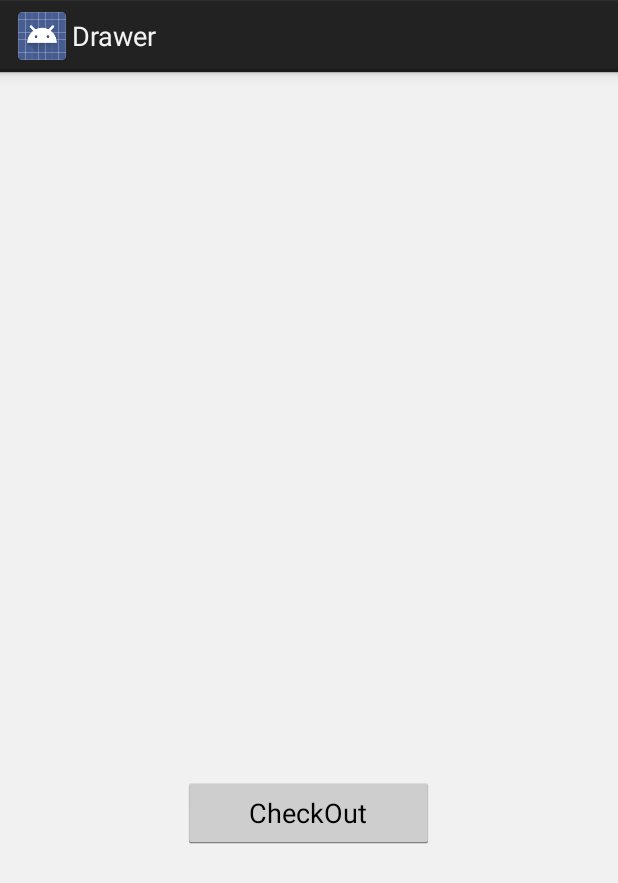
After one commit to Mouhannad1/For-you, an Android app: the fragment cart shown on its own in the app's theme, on a phone screen of 412 x 824 dp. The commit adds this screen. Shown: the top 883 px of the screen. Run offline under Robolectric (Android 15) with nearby library versions, the phone set to English and light mode, and no system bars.

Commit message:
last v
cart

```diff
--- a/Drawer2/app/src/main/java/com/example/mouhannad/drawer/MyActivity.java
+++ b/Drawer2/app/src/main/java/com/example/mouhannad/drawer/MyActivity.java
@@ -59,7 +59,7 @@ public class MyActivity extends Activity
                 obFragment = new menu2_Fragment();
                 break;
             case 2:
-                obFragment = new menu3_Fragment();
+                obFragment = new menu2_Fragment();
                 break;
         }
 
--- a/Drawer2/app/src/main/java/com/example/mouhannad/drawer/NavigationDrawerFragment.java
+++ b/Drawer2/app/src/main/java/com/example/mouhannad/drawer/NavigationDrawerFragment.java
@@ -113,7 +113,7 @@ public class NavigationDrawerFragment extends Fragment {
                         getString(R.string.title_section1),
                         getString(R.string.title_section2),
                         getString(R.string.title_section3),
-                        getString(R.string.title_section4) ,
+
                 }));
         mDrawerListView.setItemChecked(mCurrentSelectedPosition, true);
         return mDrawerListView;
--- /dev/null
+++ b/Drawer2/app/src/main/java/com/example/mouhannad/drawer/cart.java
@@ -0,0 +1,22 @@
+package com.example.mouhannad.drawer;
+
+import android.app.Fragment;
+import android.os.Bundle;
+import android.support.annotation.Nullable;
+import android.view.LayoutInflater;
+import android.view.View;
+import android.view.ViewGroup;
+
+/**
+ * Created by Mouhannad on 21/12/2014.
+ */
+public class cart extends Fragment{
+    View rootview;
+    @Nullable
+    @Override
+    public View onCreateView(LayoutInflater inflater, ViewGroup container, Bundle savedInstanceState) {
+        rootview = inflater.inflate(R.layout.cart, container, false);
+
+        return rootview;
+    }
+}
--- /dev/null
+++ b/Drawer2/app/src/main/res/layout/cart.xml
@@ -0,0 +1,26 @@
+<LinearLayout xmlns:android="http://schemas.android.com/apk/res/android"
+    xmlns:tools="http://schemas.android.com/tools"
+    android:id="@+id/LinearLayout1"
+    android:layout_width="match_parent"
+    android:layout_height="match_parent"
+    android:orientation="vertical"    android:background="#F1F1F1"
+    tools:context=".MainActivity"
+    android:weightSum="1">
+
+    <ListView
+        android:id="@+id/list"
+        android:layout_width="match_parent"
+        android:layout_height="350dp"
+        tools:listitem="@layout/row">
+
+    </ListView>
+
+    <Button
+        android:layout_marginTop="120dip"
+        android:layout_width="167dp"
+        android:layout_height="wrap_content"
+        android:text="CheckOut"
+        android:id="@+id/button"
+        android:layout_gravity="center_horizontal" />
+
+</LinearLayout>
--- a/Drawer2/app/src/main/res/layout/menu1_layout.xml
+++ b/Drawer2/app/src/main/res/layout/menu1_layout.xml
@@ -4,7 +4,7 @@
     android:layout_width="match_parent" android:layout_height="match_parent"
     android:gravity="center_horizontal"
 
-    >
+    android:background="@android:color/white">
 
 
     <TextView
```
Also changed, not shown: Drawer2/app/src/main/java/com/example/mouhannad/drawer/menu2_Fragment.java (+9 -2 lines), Drawer2/app/src/main/res/layout/menu3_layout.xml (+57 -7 lines), Drawer2/app/src/main/res/values/strings.xml (+5 -4 lines).
